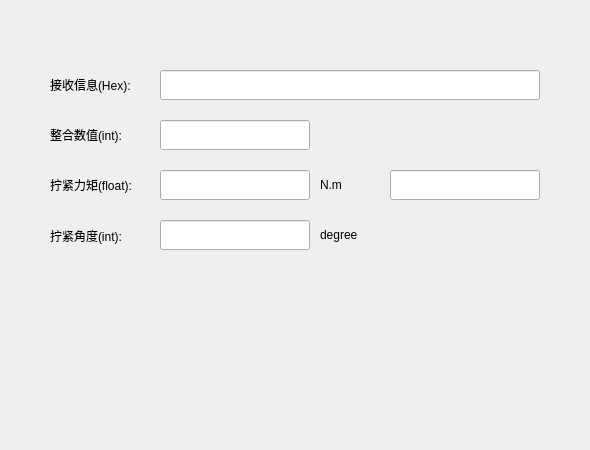
Above: serialCom/res/serialCom.ui from Arvin-He/projects before the change. Below: the same form after it.
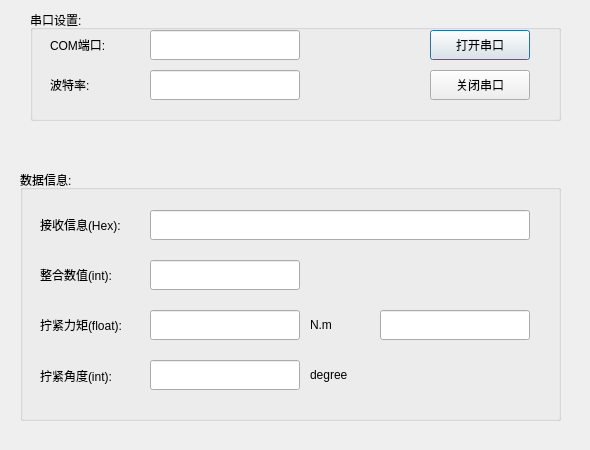
That is the form after the change.

Commit message: 增加串口打开按钮和编辑框,增加串口配置文件

What changed in the file:
```diff
--- a/serialCom/res/serialCom.ui
+++ b/serialCom/res/serialCom.ui
@@ -19,11 +19,36 @@
   <property name="windowTitle">
    <string>Value Reader</string>
   </property>
+  <widget class="QGroupBox" name="groupBox">
+   <property name="geometry">
+    <rect>
+     <x>20</x>
+     <y>170</y>
+     <width>541</width>
+     <height>251</height>
+    </rect>
+   </property>
+   <property name="title">
+    <string>数据信息:</string>
+   </property>
+   <widget class="QLineEdit" name="recvHexEdit">
+    <property name="geometry">
+     <rect>
+      <x>130</x>
+      <y>40</y>
+      <width>380</width>
+      <height>30</height>
+     </rect>
+    </property>
+    <property name="readOnly">
+     <bool>true</bool>
+    </property>
+   </widget>
   <widget class="QLabel" name="label">
    <property name="geometry">
     <rect>
-     <x>50</x>
-     <y>70</y>
+      <x>20</x>
+      <y>40</y>
      <width>110</width>
      <height>30</height>
     </rect>
@@ -32,11 +57,24 @@
     <string>接收信息(Hex):</string>
    </property>
   </widget>
+   <widget class="QLineEdit" name="transValEdit">
+    <property name="geometry">
+     <rect>
+      <x>130</x>
+      <y>90</y>
+      <width>150</width>
+      <height>30</height>
+     </rect>
+    </property>
+    <property name="readOnly">
+     <bool>true</bool>
+    </property>
+   </widget>
   <widget class="QLabel" name="label_2">
    <property name="geometry">
     <rect>
-     <x>50</x>
-     <y>120</y>
+      <x>20</x>
+      <y>90</y>
      <width>110</width>
      <height>30</height>
     </rect>
@@ -45,11 +83,37 @@
     <string>整合数值(int):</string>
    </property>
   </widget>
+   <widget class="QLineEdit" name="lineEdit_4">
+    <property name="geometry">
+     <rect>
+      <x>360</x>
+      <y>140</y>
+      <width>150</width>
+      <height>30</height>
+     </rect>
+    </property>
+    <property name="readOnly">
+     <bool>true</bool>
+    </property>
+   </widget>
+   <widget class="QLineEdit" name="tightTorqueEdit">
+    <property name="geometry">
+     <rect>
+      <x>130</x>
+      <y>140</y>
+      <width>150</width>
+      <height>30</height>
+     </rect>
+    </property>
+    <property name="readOnly">
+     <bool>true</bool>
+    </property>
+   </widget>
   <widget class="QLabel" name="label_3">
    <property name="geometry">
     <rect>
-     <x>50</x>
-     <y>170</y>
+      <x>20</x>
+      <y>140</y>
      <width>110</width>
      <height>30</height>
     </rect>
@@ -58,54 +122,11 @@
     <string>拧紧力矩(float):</string>
    </property>
   </widget>
-  <widget class="QLabel" name="label_4">
-   <property name="geometry">
-    <rect>
-     <x>50</x>
-     <y>220</y>
-     <width>111</width>
-     <height>31</height>
-    </rect>
-   </property>
-   <property name="text">
-    <string>拧紧角度(int):</string>
-   </property>
-  </widget>
-  <widget class="QLineEdit" name="recvHexEdit">
-   <property name="geometry">
-    <rect>
-     <x>160</x>
-     <y>70</y>
-     <width>380</width>
-     <height>30</height>
-    </rect>
-   </property>
-  </widget>
-  <widget class="QLineEdit" name="transValEdit">
-   <property name="geometry">
-    <rect>
-     <x>160</x>
-     <y>120</y>
-     <width>150</width>
-     <height>30</height>
-    </rect>
-   </property>
-  </widget>
-  <widget class="QLineEdit" name="tightTorqueEdit">
-   <property name="geometry">
-    <rect>
-     <x>160</x>
-     <y>170</y>
-     <width>150</width>
-     <height>30</height>
-    </rect>
-   </property>
-  </widget>
   <widget class="QLabel" name="label_5">
    <property name="geometry">
     <rect>
-     <x>320</x>
-     <y>170</y>
+      <x>290</x>
+      <y>140</y>
      <width>60</width>
      <height>30</height>
     </rect>
@@ -114,21 +135,11 @@
     <string>N.m</string>
    </property>
   </widget>
-  <widget class="QLineEdit" name="lineEdit_4">
-   <property name="geometry">
-    <rect>
-     <x>390</x>
-     <y>170</y>
-     <width>150</width>
-     <height>30</height>
-    </rect>
-   </property>
-  </widget>
   <widget class="QLabel" name="label_6">
    <property name="geometry">
     <rect>
-     <x>320</x>
-     <y>220</y>
+      <x>290</x>
+      <y>190</y>
      <width>110</width>
      <height>30</height>
     </rect>
@@ -140,12 +151,120 @@
   <widget class="QLineEdit" name="tightAngleEdit">
    <property name="geometry">
     <rect>
-     <x>160</x>
-     <y>220</y>
+      <x>130</x>
+      <y>190</y>
      <width>150</width>
      <height>30</height>
     </rect>
    </property>
+    <property name="readOnly">
+     <bool>true</bool>
+    </property>
+   </widget>
+   <widget class="QLabel" name="label_4">
+    <property name="geometry">
+     <rect>
+      <x>20</x>
+      <y>190</y>
+      <width>111</width>
+      <height>31</height>
+     </rect>
+    </property>
+    <property name="text">
+     <string>拧紧角度(int):</string>
+    </property>
+   </widget>
+  </widget>
+  <widget class="QGroupBox" name="groupBox_2">
+   <property name="geometry">
+    <rect>
+     <x>30</x>
+     <y>10</y>
+     <width>531</width>
+     <height>111</height>
+    </rect>
+   </property>
+   <property name="title">
+    <string>串口设置:</string>
+   </property>
+   <widget class="QPushButton" name="openBtn">
+    <property name="geometry">
+     <rect>
+      <x>400</x>
+      <y>20</y>
+      <width>100</width>
+      <height>30</height>
+     </rect>
+    </property>
+    <property name="text">
+     <string>打开串口</string>
+    </property>
+   </widget>
+   <widget class="QLineEdit" name="comNameEdit">
+    <property name="geometry">
+     <rect>
+      <x>120</x>
+      <y>20</y>
+      <width>150</width>
+      <height>30</height>
+     </rect>
+    </property>
+    <property name="readOnly">
+     <bool>true</bool>
+    </property>
+   </widget>
+   <widget class="QLabel" name="label_7">
+    <property name="geometry">
+     <rect>
+      <x>20</x>
+      <y>20</y>
+      <width>110</width>
+      <height>30</height>
+     </rect>
+    </property>
+    <property name="text">
+     <string>COM端口:</string>
+    </property>
+   </widget>
+   <widget class="QPushButton" name="closeBtn">
+    <property name="geometry">
+     <rect>
+      <x>400</x>
+      <y>60</y>
+      <width>100</width>
+      <height>30</height>
+     </rect>
+    </property>
+    <property name="text">
+     <string>关闭串口</string>
+    </property>
+   </widget>
+   <widget class="QLabel" name="label_8">
+    <property name="geometry">
+     <rect>
+      <x>20</x>
+      <y>60</y>
+      <width>110</width>
+      <height>30</height>
+     </rect>
+    </property>
+    <property name="text">
+     <string>波特率:</string>
+    </property>
+   </widget>
+   <widget class="QLineEdit" name="baudrateEdit">
+    <property name="geometry">
+     <rect>
+      <x>120</x>
+      <y>60</y>
+      <width>150</width>
+      <height>30</height>
+     </rect>
+    </property>
+    <property name="readOnly">
+     <bool>true</bool>
+    </property>
+   </widget>
   </widget>
  </widget>
  <resources/>
```
Lines whose indentation alone changed are shown as unchanged. The commit also changes 3 other files.
